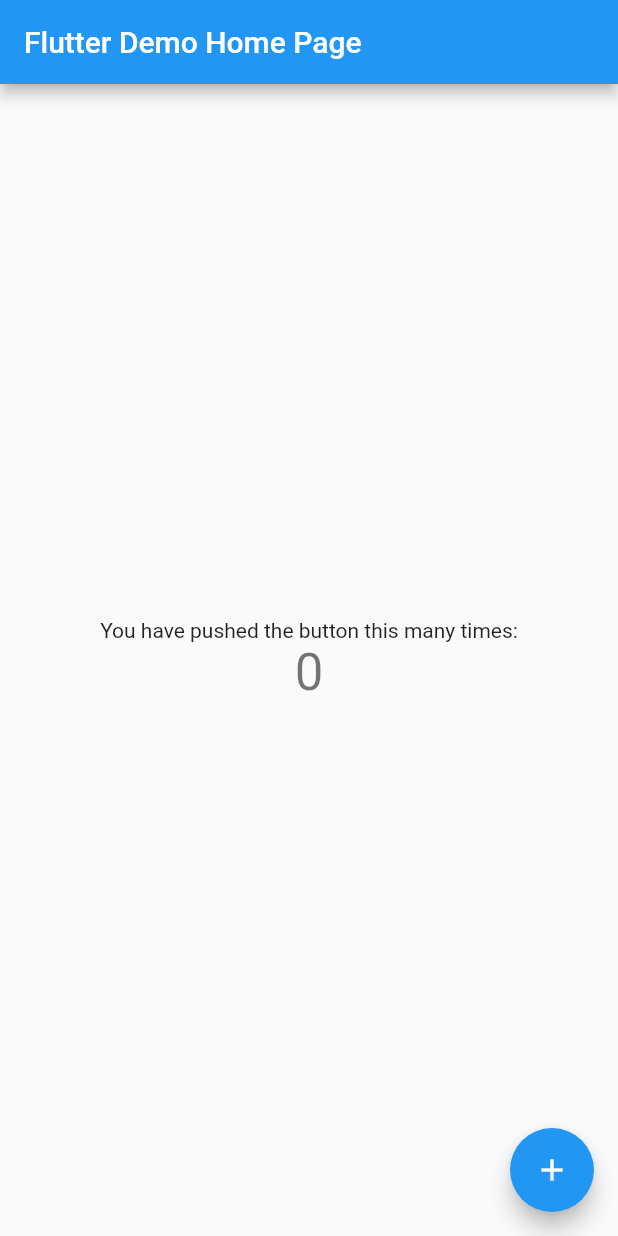
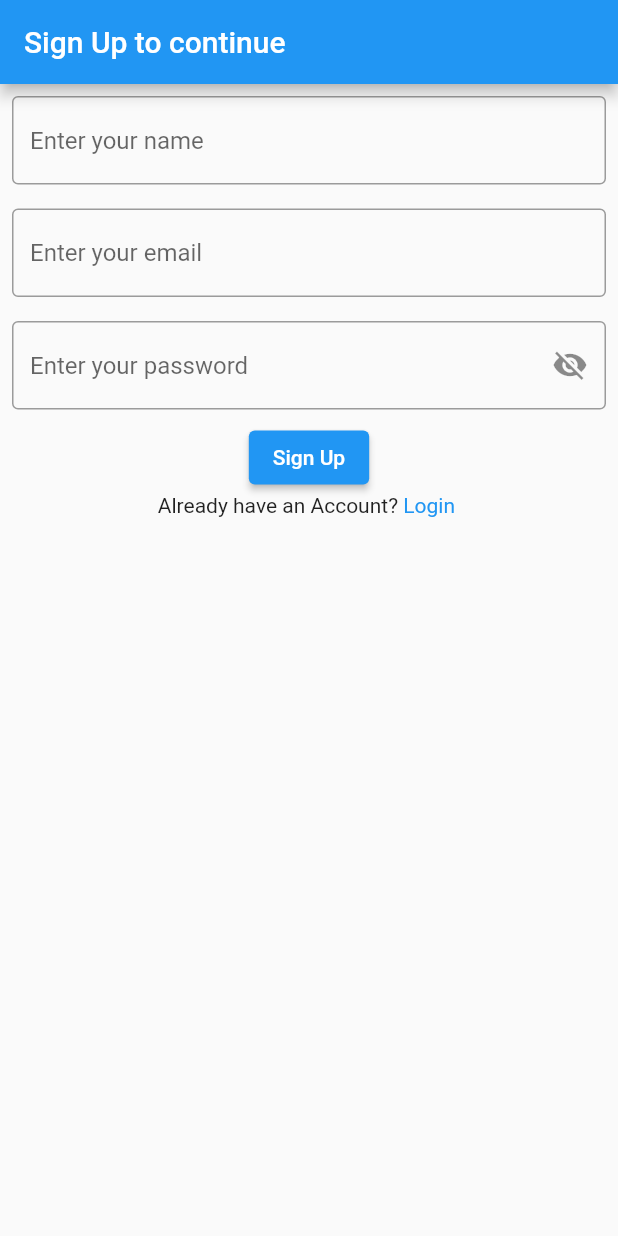
Before and after one commit to alamincse6615/nintytwoshop, a Flutter app: the screen it shows after launch, on a phone screen of 412 x 824 dp. Run offline on Flutter 3.47's test engine with Material 2 defaults, Android fonts, the phone set to English and light mode, and no system bars; our stand-ins replace carousel_slider, firebase_auth, firebase_core; accounts and stored records are empty.

Commit message:
signup done, sign in design done and splash page done

```diff
--- /dev/null
+++ b/lib/auth/signup.dart
@@ -0,0 +1,163 @@
+import 'package:firebase_auth/firebase_auth.dart';
+import 'package:firebase_core/firebase_core.dart';
+import 'package:flutter/material.dart';
+import 'package:ninty_towshop/auth/signin.dart';
+import 'package:ninty_towshop/home/home.dart';
+
+class SignUp extends StatefulWidget {
+  const SignUp({Key? key}) : super(key: key);
+
+  @override
+  _SignUpState createState() => _SignUpState();
+}
+
+class _SignUpState extends State<SignUp> {
+  var _key = GlobalKey<FormState>();
+  final ctrlName = TextEditingController();
+  final ctrlEmail = TextEditingController();
+  final ctrlPassword = TextEditingController();
+  bool passOff = true;
+  Icon passIcon = Icon(Icons.visibility_off);
+
+  @override
+  void dispose() {
+    ctrlName.dispose();
+    ctrlEmail.dispose();
+    ctrlPassword.dispose();
+  }
+
+  @override
+  Widget build(BuildContext context) {
+    return Scaffold(
+      appBar: AppBar(
+        title: Text("Sign Up to continue"),
+      ),
+      body: FutureBuilder(
+        future: firebaseInit(),
+        builder: (context,info){
+          return Column(
+            children: [
+              Form(
+                  key: _key,
+                  child: Column(
+                    children: [
+                      Padding(
+                        padding: const EdgeInsets.all(8.0),
+                        child: TextFormField(
+                          validator: (val) {
+                            if (val == "") {
+                              return "Name Can't be empty";
+                            } else if (!(val!.length < 50) && !(val.length > 10)) {
+                              return "Name is invalid";
+                            }
+                          },
+                          controller: ctrlName,
+                          decoration: InputDecoration(
+                              border: OutlineInputBorder(),
+                              hintText: "Enter your name "),
+                        ),
+                      ),
+                      Padding(
+                        padding: const EdgeInsets.all(8.0),
+                        child: TextFormField(
+                          validator: (val) {
+                            if (val == "") {
+                              return "email Can't be empty";
+                            }
+                          },
+                          controller: ctrlEmail,
+                          decoration: InputDecoration(
+                              border: OutlineInputBorder(),
+                              hintText: "Enter your email "),
+                        ),
+                      ),
+                      Padding(
+                        padding: const EdgeInsets.all(8.0),
+                        child: TextFormField(
+                          validator: (val) {
+                            if (val == "") {
+                              return "password Can't be empty";
+                            } else if (val!.length < 6) {
+                              return "password must be at lest 6 charecter";
+                            }
+                          },
+                          obscureText: passOff,
+                          controller: ctrlPassword,
+                          decoration: InputDecoration(
+                              suffixIcon: GestureDetector(
+                                onTap: () {
+                                  setState(() {
+                                    if (passOff) {
+                                      passOff = false;
+                                      passIcon = Icon(Icons.visibility);
+                                    } else if (!passOff) {
+                                      passOff = true;
+                                      passIcon = Icon(Icons.visibility_off);
+                                    }
+                                  });
+                                },
+                                child: passIcon,
+                              ),
+                              border: OutlineInputBorder(),
+                              hintText: "Enter your password "),
+                        ),
+                      ),
+                      ElevatedButton(
+                          onPressed: () {
+                            signUupfun(
+                                ctrlName.text, ctrlEmail.text, ctrlPassword.text);
+                          },
+                          child: Text("Sign Up")),
+                      Center(
+                        child: Row(
+                          crossAxisAlignment: CrossAxisAlignment.center,
+                          mainAxisAlignment: MainAxisAlignment.center,
+                          children: [
+                            Text("Already have an Account? "),
+                            InkWell(
+                                onTap: () {
+                                  Navigator.push(
+                                    context,
+                                    MaterialPageRoute(
+                                        builder: (context) => SignIn()),
+                                  );
+                                },
+                                child: Text(
+                                  "Login ",
+                                  style: TextStyle(color: Colors.blue),
+                                )),
+                          ],
+                        ),
+                      )
+                    ],
+                  )
+              ),
+            ],
+          );
+        },
+      )
+    );
+  }
+
+  signUupfun(String name, String email, String password)async {
+    FirebaseAuth auth = FirebaseAuth.instance;
+    var isValid = _key.currentState!.validate();
+    if (isValid) {
+      UserCredential userCredential = await auth.createUserWithEmailAndPassword(email: email, password: password);
+      if(userCredential.user != null){
+        Navigator.push(
+          context,
+          MaterialPageRoute(builder: (context) => Home()),
+        );
+
+      }
+
+    } else {
+      return;
+    }
+  }
+  Future<FirebaseApp> firebaseInit()async{
+    FirebaseApp firebaseApp =await Firebase.initializeApp();
+    return firebaseApp;
+  }
+}
--- a/lib/main.dart
+++ b/lib/main.dart
@@ -1,4 +1,7 @@
+import 'dart:async';
+
 import 'package:flutter/material.dart';
+import 'package:ninty_towshop/auth/signup.dart';
 
 void main() {
   runApp(const MyApp());
@@ -48,68 +51,26 @@ class MyHomePage extends StatefulWidget {
 }
 
 class _MyHomePageState extends State<MyHomePage> {
-  int _counter = 0;
-
-  void _incrementCounter() {
-    setState(() {
-      // This call to setState tells the Flutter framework that something has
-      // changed in this State, which causes it to rerun the build method below
-      // so that the display can reflect the updated values. If we changed
-      // _counter without calling setState(), then the build method would not be
-      // called again, and so nothing would appear to happen.
-      _counter++;
-    });
+  @override
+  Widget build(BuildContext context) {
+    return Scaffold(
+      body: Center(
+        child: Column(
+          mainAxisAlignment: MainAxisAlignment.center,
+          crossAxisAlignment: CrossAxisAlignment.center,
+          children: [Image.asset("images/logo.jpg")],
+        ),
+      ),
+    );
   }
 
   @override
-  Widget build(BuildContext context) {
-    // This method is rerun every time setState is called, for instance as done
-    // by the _incrementCounter method above.
-    //
-    // The Flutter framework has been optimized to make rerunning build methods
-    // fast, so that you can just rebuild anything that needs updating rather
-    // than having to individually change instances of widgets.
-    return Scaffold(
-      appBar: AppBar(
-        // Here we take the value from the MyHomePage object that was created by
-        // the App.build method, and use it to set our appbar title.
-        title: Text(widget.title),
-      ),
-      body: Center(
-        // Center is a layout widget. It takes a single child and positions it
-        // in the middle of the parent.
-        child: Column(
-          // Column is also a layout widget. It takes a list of children and
-          // arranges them vertically. By default, it sizes itself to fit its
-          // children horizontally, and tries to be as tall as its parent.
-          //
-          // Invoke "debug painting" (press "p" in the console, choose the
-          // "Toggle Debug Paint" action from the Flutter Inspector in Android
-          // Studio, or the "Toggle Debug Paint" command in Visual Studio Code)
-          // to see the wireframe for each widget.
-          //
-          // Column has various properties to control how it sizes itself and
-          // how it positions its children. Here we use mainAxisAlignment to
-          // center the children vertically; the main axis here is the vertical
-          // axis because Columns are vertical (the cross axis would be
-          // horizontal).
-          mainAxisAlignment: MainAxisAlignment.center,
-          children: <Widget>[
-            const Text(
-              'You have pushed the button this many times:',
-            ),
-            Text(
-              '$_counter',
-              style: Theme.of(context).textTheme.headline4,
-            ),
-          ],
-        ),
-      ),
-      floatingActionButton: FloatingActionButton(
-        onPressed: _incrementCounter,
-        tooltip: 'Increment',
-        child: const Icon(Icons.add),
-      ), // This trailing comma makes auto-formatting nicer for build methods.
-    );
+  void initState() {
+    Timer(Duration(seconds: 1), () {
+      Navigator.pushReplacement(
+        context,
+        MaterialPageRoute(builder: (context) => SignUp()),
+      );
+    });
   }
 }
--- a/pubspec.yaml
+++ b/pubspec.yaml
@@ -37,6 +37,7 @@ dependencies:
   firebase_core: ^1.11.0
   firebase_database: ^9.0.5
   firebase_auth: ^3.3.5
+  carousel_slider: ^4.0.0
 
 dev_dependencies:
   flutter_test:
@@ -61,8 +62,9 @@ flutter:
   uses-material-design: true
 
   # To add assets to your application, add an assets section, like this:
-  # assets:
-  #   - images/a_dot_burr.jpeg
+  assets:
+    - images/logo.jpg
+    - images/people.jpg
   #   - images/a_dot_ham.jpeg
 
   # An image asset can refer to one or more resolution-specific "variants", see
```
Also changed, not shown: lib/auth/signin.dart (added, +90 -0 lines), lib/home/home.dart (added, +88 -0 lines), images/logo.jpg (added), images/people.jpg (added), pubspec.lock.
